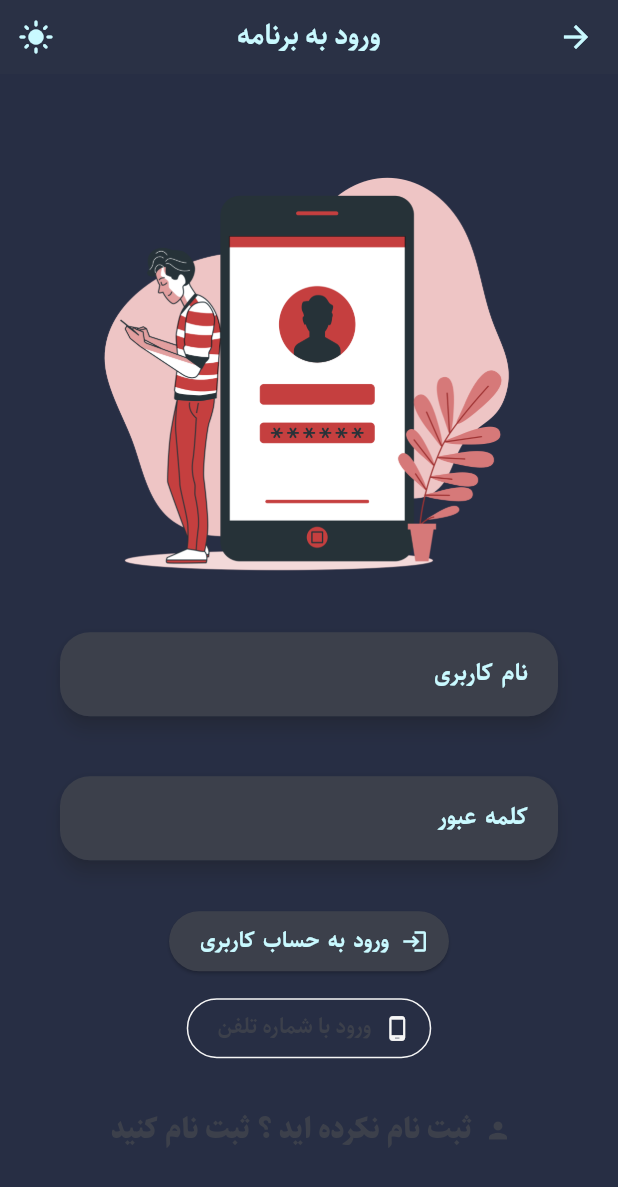
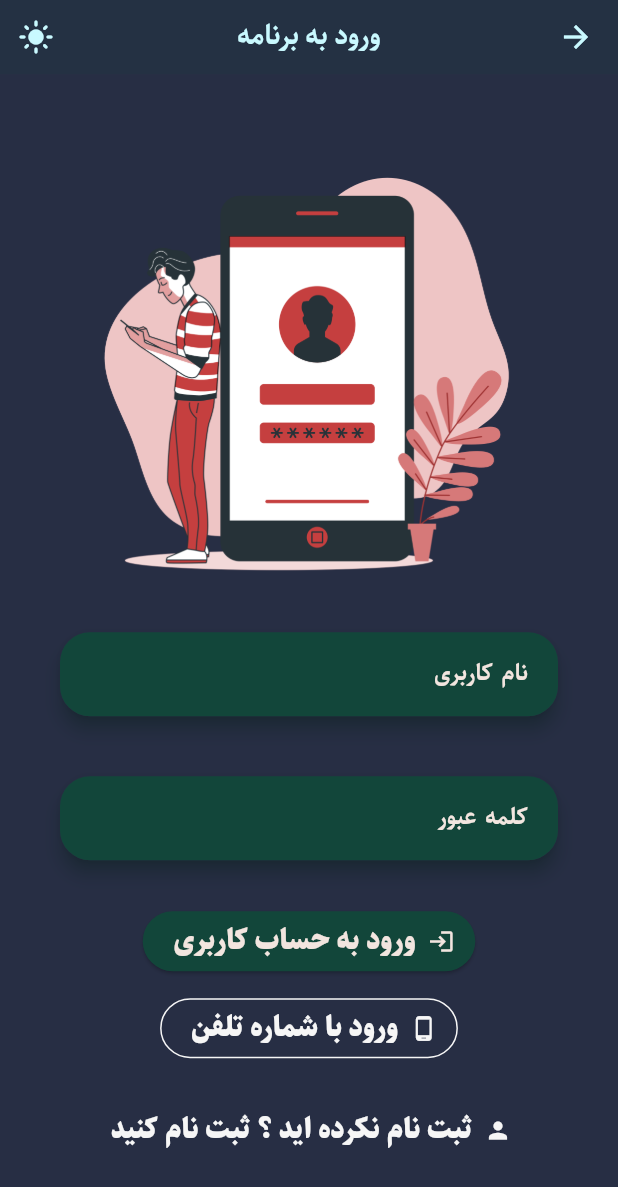
Before and after one commit to iam-hosseindarvishi/sell_pro, a Flutter app: the screen it shows after launch, after a tap on "ورود به حساب کاربری", on a phone screen of 412 x 824 dp. Shown: the top 1187 px of the screen. Run offline on Flutter 3.47's test engine with Material 3 defaults, Android fonts, the phone set to English and light mode, and no system bars; our stand-ins replace flutter_riverpod, hexcolor, image_picker.

Commit message:
fix : fix some theme issuse

```diff
--- a/lib/src/configs/theme/dark_theme.dart
+++ b/lib/src/configs/theme/dark_theme.dart
@@ -2,140 +2,151 @@ import 'package:flutter/material.dart';
 import 'package:hexcolor/hexcolor.dart';
 import 'package:sell_pro/src/configs/theme/light_theme.dart';
 
-final primary = HexColor("#3C404B");
-final onPrimary = HexColor("#c9f9ff");
-final inversePrimary = HexColor("#");
-final background = HexColor("#1f1f1b");
-final onBackground = HexColor("#f6f6f6");
-final surface = HexColor("#272e44");
-final onSurface = HexColor("#c9f9ff");
-final secondary = HexColor("#424a3a");
-final onSecondary = HexColor("#be5136");
-final onInverseSurface = HexColor("#424a3a");
-final inversPrimary = HexColor("#66cc99");
+// final primary = HexColor("#3C404B");
+// final onPrimary = HexColor("#c9f9ff");
+final primaryColor = HexColor("#12463a");
+final onPrimaryColor = HexColor("#f2e5df");
+final inversePrimaryColor = HexColor("#");
+final backgroundColor = HexColor("#1f1f1b");
+final onBackgroundColor = HexColor("#f6f6f6");
+final surfaceColor = HexColor("#272e44");
+final onSurfaceColor = HexColor("#c9f9ff");
+final secondaryColor = HexColor("#424a3a");
+final onSecondaryColor = HexColor("#be5136");
+final onInverseSurfaceColor = HexColor("#424a3a");
+final inversPrimaryColor = HexColor("#66cc99");
+final errorColor = HexColor("#b52127");
+final onErrorColor = HexColor("1e1e1e");
 ThemeData darkTheme = ThemeData(
     useMaterial3: true,
     colorScheme: ColorScheme.dark(
-      background: background,
-      onBackground: onBackground,
-      primary: primary,
-      inversePrimary: inversPrimary,
-      onPrimary: onPrimary,
-      primaryContainer: background,
-      surface: surface,
-      inverseSurface: inverseSurface,
-      onSurface: onSurface,
-      secondary: secondary,
-      onSecondary: onSecondary,
-      onInverseSurface: onInverseSurface,
+        background: backgroundColor,
+        onBackground: onBackgroundColor,
+        primary: primaryColor,
+        inversePrimary: inversPrimaryColor,
+        onPrimary: onPrimaryColor,
+        primaryContainer: backgroundColor,
+        surface: surfaceColor,
+        inverseSurface: onInverseSurfaceColor,
+        onSurface: onSurfaceColor,
+        secondary: secondaryColor,
+        onSecondary: onSecondaryColor,
+        onInverseSurface: onInverseSurfaceColor,
+        error: errorColor,
+        onError: onErrorColor),
+    textTheme: textTheme,
+    //text button theme
+    textButtonTheme: TextButtonThemeData(
+      style: ButtonStyle(
+        overlayColor: MaterialStatePropertyAll<Color>(Colors.white38),
+        foregroundColor: MaterialStatePropertyAll<Color>(onBackgroundColor),
+        // backgroundColor: MaterialStatePropertyAll<Color>(primaryColor)
       ),
-    textTheme: textTheme,
-    //text theme
-
+    ),
     //outlined button theme
     outlinedButtonTheme: OutlinedButtonThemeData(
         style: OutlinedButton.styleFrom(
-      foregroundColor: onBackground,
-      side: BorderSide(color: onBackground),
+      foregroundColor: onBackgroundColor,
+      side: BorderSide(color: onBackgroundColor),
     )),
     //filled button
     filledButtonTheme: FilledButtonThemeData(
       style: ButtonStyle(
-          overlayColor: MaterialStatePropertyAll<Color>(secondary),
-          foregroundColor: MaterialStatePropertyAll<Color>(onPrimary),
-          backgroundColor: MaterialStatePropertyAll<Color>(primary)),
+          overlayColor: MaterialStatePropertyAll<Color>(secondaryColor),
+          foregroundColor: MaterialStatePropertyAll<Color>(onPrimaryColor),
+          backgroundColor: MaterialStatePropertyAll<Color>(primaryColor)),
     ),
     //elevatedButton theme
     elevatedButtonTheme: ElevatedButtonThemeData(
       style: ButtonStyle(
-          overlayColor: MaterialStatePropertyAll<Color>(secondary),
-          foregroundColor: MaterialStatePropertyAll<Color>(onPrimary),
-          backgroundColor: MaterialStatePropertyAll<Color>(primary)),
+          overlayColor: MaterialStatePropertyAll<Color>(secondaryColor),
+          foregroundColor: MaterialStatePropertyAll<Color>(onPrimaryColor),
+          backgroundColor: MaterialStatePropertyAll<Color>(primaryColor)),
     ));
 
 // text theme
 const fontFamily = "Sahel";
 
-TextTheme textTheme = TextTheme(
+TextTheme textTheme = const TextTheme(
     // body text style
     bodyLarge: TextStyle(
       fontFamily: fontFamily,
       fontSize: 18.0,
       fontWeight: FontWeight.bold,
-        color: onPrimary),
+    ),
     bodyMedium: TextStyle(
       fontFamily: fontFamily,
       fontSize: 14.0,
       fontWeight: FontWeight.w600,
-        color: onPrimary),
+    ),
     bodySmall: TextStyle(
       fontFamily: fontFamily,
       fontSize: 12.0,
       fontWeight: FontWeight.normal,
-        color: onPrimary),
+    ),
     // title text style
     titleLarge: TextStyle(
       fontFamily: fontFamily,
       fontSize: 18.0,
       fontWeight: FontWeight.bold,
-        color: onPrimary),
+    ),
     titleMedium: TextStyle(
       fontFamily: fontFamily,
       fontSize: 14.0,
       fontWeight: FontWeight.bold,
-        color: onPrimary),
+    ),
     titleSmall: TextStyle(
       fontFamily: fontFamily,
       fontSize: 12.0,
       fontWeight: FontWeight.bold,
-        color: onPrimary),
+    ),
     //for display text style
     displayLarge: TextStyle(
       fontFamily: fontFamily,
       fontSize: 21.0,
       fontWeight: FontWeight.bold,
-        color: onPrimary),
+    ),
     displayMedium: TextStyle(
       fontFamily: fontFamily,
       fontSize: 18.0,
       fontWeight: FontWeight.w600,
-        color: onPrimary),
+    ),
     displaySmall: TextStyle(
       fontFamily: fontFamily,
       fontSize: 16.0,
       fontWeight: FontWeight.normal,
-        color: onPrimary),
+    ),
     // label text style
     labelLarge: TextStyle(
       fontFamily: fontFamily,
       fontSize: 18.0,
       fontWeight: FontWeight.w800,
-        color: onPrimary),
+    ),
     labelMedium: TextStyle(
       fontFamily: fontFamily,
       fontSize: 14.0,
       fontWeight: FontWeight.bold,
-        color: onPrimary),
+    ),
     labelSmall: TextStyle(
       fontFamily: fontFamily,
       fontSize: 12.0,
       fontWeight: FontWeight.bold,
-        color: onPrimary),
+    ),
     // headline styles
     headlineMedium: TextStyle(
       fontFamily: fontFamily,
       fontSize: 14.0,
       wordSpacing: 2,
       fontWeight: FontWeight.w600,
-        color: onPrimary),
+    ),
     headlineLarge: TextStyle(
       fontFamily: fontFamily,
       fontSize: 18.0,
       fontWeight: FontWeight.bold,
-        color: onPrimary),
+    ),
     headlineSmall: TextStyle(
       fontFamily: fontFamily,
       fontSize: 12.0,
       wordSpacing: 2,
       fontWeight: FontWeight.w600,
-        color: onPrimary));
+    ));
--- a/lib/src/configs/theme/light_theme.dart
+++ b/lib/src/configs/theme/light_theme.dart
@@ -1,136 +1,151 @@
 import 'package:flutter/material.dart';
 import 'package:hexcolor/hexcolor.dart';
 
-final primary = HexColor("#8d8d8d");
-final inversPrimary = HexColor("#010407");
-final background = HexColor("#f6f6f6");
-final onBackground = HexColor("#424a3a");
-final onPrimary = HexColor("#1d1d1d");
-final surface = HexColor("#272e44");
-final onSurface = HexColor("#c9f9ff");
-final inverseSurface = HexColor("#c9f9ff");
-final onInverseSurface = HexColor("#424a3a");
-final secondary = HexColor("#424a3a");
-final onSecondary = HexColor("#be5136");
+// final primary = HexColor("#8d8d8d");
+// final onPrimary = HexColor("#1d1d1d");
+final primaryColor = HexColor("#e6ba23");
+final onPrimaryColor = HexColor("#272525");
+final inversPrimaryColor = HexColor("#010407");
+final backgroundColor = HexColor("#f6f6f6");
+final onBackgroundColor = HexColor("#424a3a");
+final surfaceColor = HexColor("#272e44");
+final onSurfaceColor = HexColor("#c9f9ff");
+final inverseSurfaceColor = HexColor("#c9f9ff");
+final onInverseSurfaceColor = HexColor("#424a3a");
+final secondaryColor = HexColor("#424a3a");
+final onSecondaryColor = HexColor("#be5136");
+final errorColor = HexColor("#b52127");
+final onErrorColor = HexColor("1e1e1e");
 ThemeData lightTheme = ThemeData(
     useMaterial3: true,
     colorScheme: ColorScheme.light(
-        background: background,
-        primary: primary,
-        onPrimary: onPrimary,
-        inversePrimary: inversPrimary,
-        primaryContainer: background,
-        onBackground: onBackground,
-        surface: surface,
-        inverseSurface: inverseSurface,
-        onSurface: onSurface,
-        secondary: secondary,
-        onSecondary: onSecondary,
-        onInverseSurface: onInverseSurface),
+        background: backgroundColor,
+        primary: primaryColor,
+        onPrimary: onPrimaryColor,
+        inversePrimary: inversPrimaryColor,
+        primaryContainer: backgroundColor,
+        onBackground: onBackgroundColor,
+        surface: surfaceColor,
+        inverseSurface: inverseSurfaceColor,
+        onSurface: onSurfaceColor,
+        secondary: secondaryColor,
+        onSecondary: onSecondaryColor,
+        onInverseSurface: onInverseSurfaceColor,
+        error: errorColor,
+        onError: onErrorColor),
     textTheme: textTheme,
     //filled button theme
     filledButtonTheme: FilledButtonThemeData(
       style: ButtonStyle(
-          overlayColor: MaterialStatePropertyAll<Color>(secondary),
-          foregroundColor: MaterialStatePropertyAll<Color>(onPrimary),
-          backgroundColor: MaterialStatePropertyAll<Color>(primary)),
+          overlayColor: MaterialStatePropertyAll<Color>(secondaryColor),
+          foregroundColor: MaterialStatePropertyAll<Color>(onPrimaryColor),
+          backgroundColor: MaterialStatePropertyAll<Color>(primaryColor)),
     ),
     //outlined button theme
     outlinedButtonTheme: OutlinedButtonThemeData(
         style: OutlinedButton.styleFrom(
-      side: BorderSide(color: onBackground),
+      foregroundColor: onBackgroundColor,
+      side: BorderSide(color: onBackgroundColor),
     )),
+    //text button theme
+    textButtonTheme: TextButtonThemeData(
+      style: ButtonStyle(
+        overlayColor: MaterialStatePropertyAll<Color>(Colors.white38),
+        foregroundColor: MaterialStatePropertyAll<Color>(onBackgroundColor),
+        // backgroundColor: MaterialStatePropertyAll<Color>(primaryColor)
+      ),
+    ),
     //elevatedButton theme
     elevatedButtonTheme: ElevatedButtonThemeData(
       style: ButtonStyle(
-          overlayColor: MaterialStatePropertyAll<Color>(secondary),
-          foregroundColor: MaterialStatePropertyAll<Color>(onPrimary),
-          backgroundColor: MaterialStatePropertyAll<Color>(primary)),
+          overlayColor: MaterialStatePropertyAll<Color>(secondaryColor),
+          foregroundColor: MaterialStatePropertyAll<Color>(onPrimaryColor),
+          backgroundColor: MaterialStatePropertyAll<Color>(primaryColor)),
     ));
 
 // text theme
 const fontFamily = "Sahel";
 
-TextTheme textTheme = TextTheme(
+TextTheme textTheme = const TextTheme(
     // body text style
     bodyLarge: TextStyle(
       fontFamily: fontFamily,
       fontSize: 18.0,
       fontWeight: FontWeight.bold,
-        color: onPrimary),
+    ),
     bodyMedium: TextStyle(
       fontFamily: fontFamily,
       fontSize: 14.0,
       fontWeight: FontWeight.w600,
-        color: onPrimary),
+    ),
     bodySmall: TextStyle(
       fontFamily: fontFamily,
       fontSize: 12.0,
       fontWeight: FontWeight.normal,
-        color: onPrimary),
+    ),
     // title text style
     titleLarge: TextStyle(
       fontFamily: fontFamily,
       fontSize: 18.0,
       fontWeight: FontWeight.bold,
-        color: onPrimary),
+    ),
     titleMedium: TextStyle(
       fontFamily: fontFamily,
       fontSize: 14.0,
       fontWeight: FontWeight.bold,
-        color: onPrimary),
+    ),
     titleSmall: TextStyle(
       fontFamily: fontFamily,
       fontSize: 12.0,
       fontWeight: FontWeight.bold,
-        color: onPrimary),
+    ),
     //for display text style
     displayLarge: TextStyle(
       fontFamily: fontFamily,
       fontSize: 21.0,
       fontWeight: FontWeight.bold,
-        color: onPrimary),
+    ),
     displayMedium: TextStyle(
       fontFamily: fontFamily,
       fontSize: 18.0,
       fontWeight: FontWeight.w600,
-        color: onPrimary),
+    ),
     displaySmall: TextStyle(
       fontFamily: fontFamily,
       fontSize: 16.0,
       fontWeight: FontWeight.normal,
-        color: onPrimary),
+    ),
     // label text style
     labelLarge: TextStyle(
       fontFamily: fontFamily,
       fontSize: 18.0,
       fontWeight: FontWeight.w800,
-        color: onPrimary),
+    ),
     labelMedium: TextStyle(
       fontFamily: fontFamily,
       fontSize: 14.0,
       fontWeight: FontWeight.bold,
-        color: onPrimary),
+    ),
     labelSmall: TextStyle(
       fontFamily: fontFamily,
       fontSize: 12.0,
       fontWeight: FontWeight.bold,
-        color: onPrimary),
+    ),
     // headline styles
     headlineMedium: TextStyle(
       fontFamily: fontFamily,
       fontSize: 14.0,
       wordSpacing: 2,
       fontWeight: FontWeight.w600,
-        color: onPrimary),
+    ),
     headlineLarge: TextStyle(
       fontFamily: fontFamily,
       fontSize: 18.0,
       fontWeight: FontWeight.bold,
-        color: onPrimary),
+    ),
     headlineSmall: TextStyle(
       fontFamily: fontFamily,
       fontSize: 12.0,
       wordSpacing: 2,
       fontWeight: FontWeight.w600,
-        color: onPrimary));
+    ));
--- a/lib/src/features/auth/presentation/screens/login_page.dart
+++ b/lib/src/features/auth/presentation/screens/login_page.dart
@@ -49,33 +49,26 @@ class LoginPage extends StatelessWidget {
                   ElevatedButton.icon(
                       onPressed: () {},
                       icon: const Icon(Icons.login),
-                      label: Text("ورود به حساب کاربری",
-                          style: Theme.of(context).textTheme.headlineMedium)),
+                      label: Text(
+                        "ورود به حساب کاربری",
+                      )),
                   const SizedBox(height: 10.0),
                   // buttons
                   OutlinedButton.icon(
                       onPressed: () {},
                       icon: const Icon(Icons.phone_android),
-                      label: Text("ورود با شماره تلفن",
-                          style: Theme.of(context)
-                              .textTheme
-                              .labelMedium
-                              ?.copyWith(
-                                  color:
-                                      Theme.of(context).colorScheme.primary))),
+                      label: Text(
+                        "ورود با شماره تلفن",
+                      )),
                   const SizedBox(
                     height: 20.0,
                   ),
                   TextButton.icon(
                       onPressed: () {},
                       icon: const Icon(Icons.person),
-                      label: Text("ثبت نام نکرده اید ؟ ثبت نام کنید",
-                          style: Theme.of(context)
-                              .textTheme
-                              .labelLarge
-                              ?.copyWith(
-                                  color:
-                                      Theme.of(context).colorScheme.primary)))
+                      label: Text(
+                        "ثبت نام نکرده اید ؟ ثبت نام کنید",
+                      ))
                 ],
               ),
             ),
--- a/lib/src/features/splash/presentation/screens/splash_screen_page.dart
+++ b/lib/src/features/splash/presentation/screens/splash_screen_page.dart
@@ -57,8 +57,9 @@ class SplashScreenPage extends StatelessWidget {
                               builder: (context) => const LoginPage(),
                             ));
                       },
-                      child: Text("ورود به حساب کاربری",
-                          style: Theme.of(context).textTheme.labelMedium)),
+                      child: Text(
+                        "ورود به حساب کاربری",
+                      )),
                   const SizedBox(
                     height: 10.00,
                   ),
@@ -70,8 +71,7 @@ class SplashScreenPage extends StatelessWidget {
                               builder: (context) => const RegisterPage(),
                             ));
                       },
-                      child: Text("ایجاد حساب کاربری جدید",
-                          style: Theme.of(context).textTheme.labelMedium)),
+                      child: Text("ایجاد حساب کاربری جدید")),
                   const SizedBox(
                     height: 10.00,
                   ),
@@ -82,14 +82,9 @@ class SplashScreenPage extends StatelessWidget {
                             MaterialPageRoute(
                                 builder: (context) => const Home()));
                       },
-                      child: Text("ورود به عنوان مهمان",
-                          style: Theme.of(context)
-                              .textTheme
-                              .labelMedium
-                              ?.copyWith(
-                                  color: Theme.of(context)
-                                      .colorScheme
-                                      .onBackground)))
+                      child: Text(
+                        "ورود به عنوان مهمان",
+                      ))
                 ],
               ),
             ),
```
Lines whose indentation alone changed are shown as unchanged.
